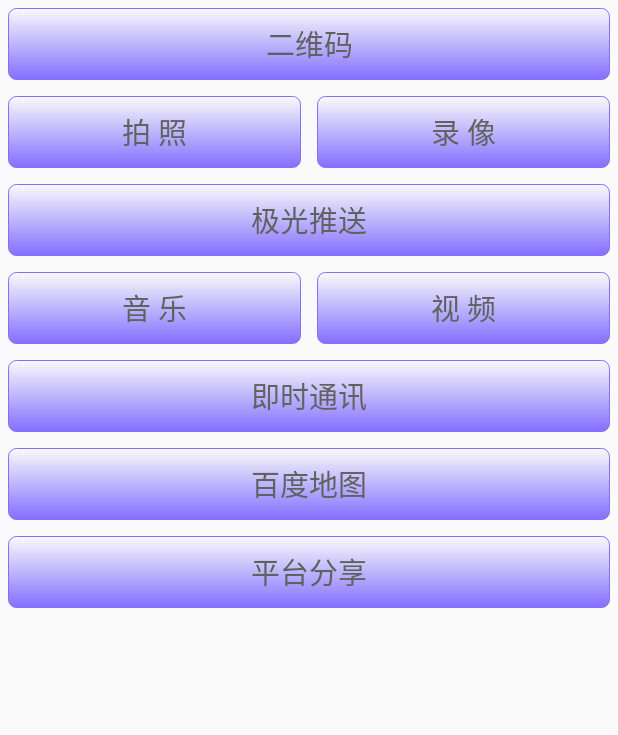
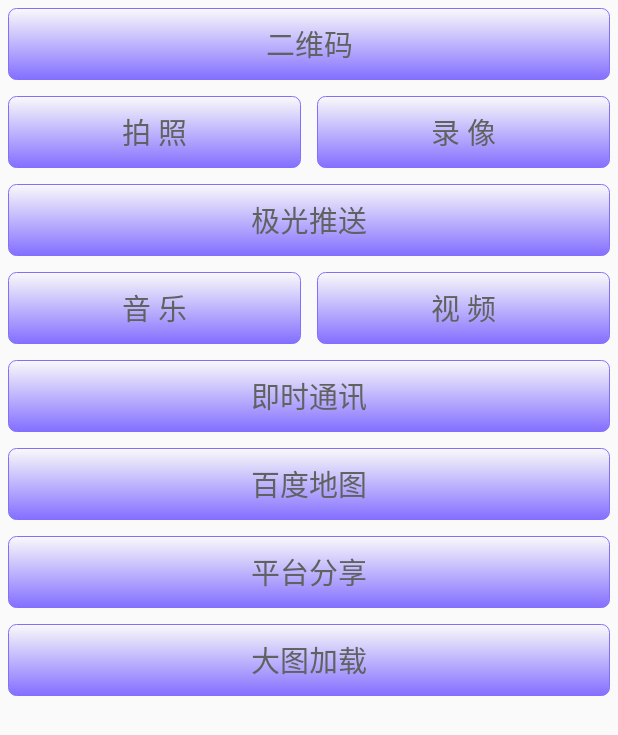
Before and after one commit to ljxx/functiondemo, an Android app: the screen it shows after launch (MainActivity), on a phone screen of 412 x 824 dp. Shown: the top 735 px of the screen. Run offline under Robolectric (Android 15) with nearby library versions, the phone set to English and light mode, and no system bars.

Commit message:
添加轮播大图，并触摸放大

```diff
--- a/app/build.gradle
+++ b/app/build.gradle
@@ -23,6 +23,7 @@ dependencies {
     compile fileTree(include: ['*.jar'], dir: 'libs')
     testCompile 'junit:junit:4.12'
     compile 'com.android.support:appcompat-v7:23.2.1'
+    compile 'com.facebook.fresco:fresco:0.9.0+'
   /*  二维码.lib
     compile files('libs/core-3.1.0.jar')*/
 }
--- a/app/src/main/java/www/function/com/functiondemo/ui/MainActivity.java
+++ b/app/src/main/java/www/function/com/functiondemo/ui/MainActivity.java
@@ -7,6 +7,7 @@ import android.widget.Button;
 import www.function.com.functiondemo.R;
 import www.function.com.functiondemo.base.BaseActivity;
 import www.function.com.functiondemo.ui.function.BaiduMapActivity;
+import www.function.com.functiondemo.ui.function.BigImageActivity;
 import www.function.com.functiondemo.ui.function.CommunicationActivity;
 import www.function.com.functiondemo.ui.function.MusicVideoActivity;
 import www.function.com.functiondemo.ui.function.PhotographVideoActivity;
@@ -26,6 +27,7 @@ public class MainActivity extends BaseActivity implements View.OnClickListener {
     private Button communication; //即使通讯
     private Button baidu_map; //百度地图
     private Button share; //平台分享
+    private Button mBigImageLoading; // 大图加载
 
     @Override
     protected void onCreate(Bundle savedInstanceState) {
@@ -45,6 +47,7 @@ public class MainActivity extends BaseActivity implements View.OnClickListener {
         communication = (Button) findViewById(R.id.communication);
         baidu_map = (Button) findViewById(R.id.baidu_map);
         share = (Button) findViewById(R.id.share);
+        mBigImageLoading = (Button) findViewById(R.id.mBigImageLoading);
 
         two_dimension_code.setOnClickListener(this);
         photograph.setOnClickListener(this);
@@ -55,6 +58,7 @@ public class MainActivity extends BaseActivity implements View.OnClickListener {
         communication.setOnClickListener(this);
         baidu_map.setOnClickListener(this);
         share.setOnClickListener(this);
+        mBigImageLoading.setOnClickListener(this);
     }
 
     @Override
@@ -87,6 +91,9 @@ public class MainActivity extends BaseActivity implements View.OnClickListener {
             case R.id.share://平台分享
                 jumpActivity(act, ShareActivity.class);
                 break;
+            case R.id.mBigImageLoading: //大图加载
+                jumpActivity(act, BigImageActivity.class);
+                break;
         }
     }
 }
--- a/app/src/main/res/layout/activity_main.xml
+++ b/app/src/main/res/layout/activity_main.xml
@@ -68,4 +68,9 @@
         style="@style/btn_textview"
         android:text="平台分享"
         />
+    <Button
+        android:id="@+id/mBigImageLoading"
+        style="@style/btn_textview"
+        android:text="大图加载"
+        />
 </LinearLayout>
--- a/build.gradle
+++ b/build.gradle
@@ -5,7 +5,7 @@ buildscript {
         jcenter()
     }
     dependencies {
-        classpath 'com.android.tools.build:gradle:2.0.0'
+        classpath 'com.android.tools.build:gradle:2.1.2'
 
         // NOTE: Do not place your application dependencies here; they belong
         // in the individual module build.gradle files
```
Also changed, not shown: app/src/main/AndroidManifest.xml (+18 -19 lines).
